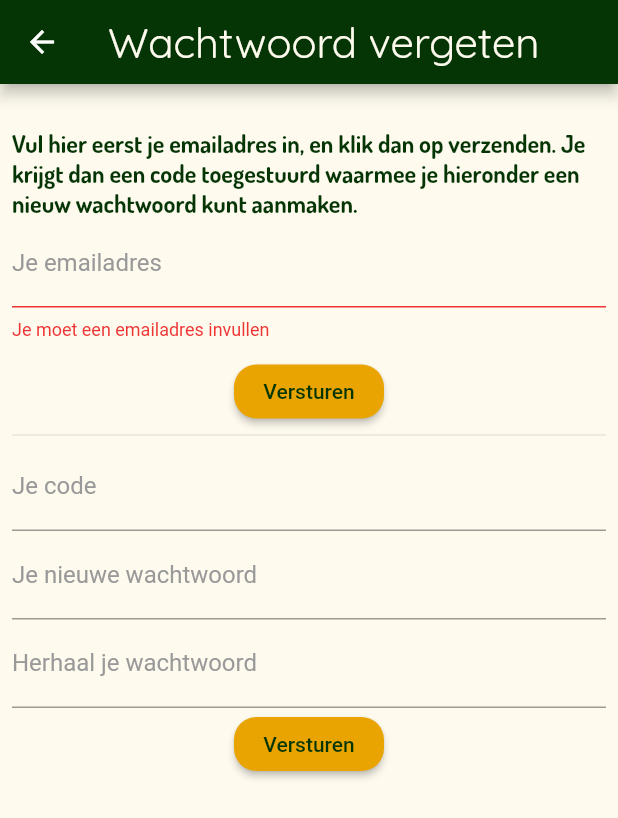
After one commit to gjbogaerts/roylen-flutter-client, a Flutter app: the AuthPasswordReset screen opened by its route, after a tap on "Versturen", on a phone screen of 412 x 824 dp. The commit adds this screen. Shown: the top 818 px of the screen. Run offline on Flutter 3.47's test engine with Material 2 defaults, Android fonts, the phone set to English and light mode, and no system bars; our stand-ins replace email_validator, image_picker, location, shared_preferences; accounts and stored records are empty; network calls fail.

Commit message:
Password reset routine complete

```diff
--- a/lib/main.dart
+++ b/lib/main.dart
@@ -14,6 +14,7 @@ import './screens/ad_create.dart';
 import './screens/info.dart';
 import './screens/messages.dart';
 import './screens/ad_user_list.dart';
+import './screens/auth_password_reset.dart';
 //theme
 import './utils/roylen_theme.dart';
 //providers
@@ -71,7 +72,8 @@ class Roylen extends StatelessWidget {
               AdUserList.routeName: (ctx) => AdUserList(),
               AdsSearch.routeName: (ctx) => AdsSearch(null),
               AdsFavorites.routeName: (ctx) => AdsFavorites(),
-              AdsFilters.routeName: (ctx) => AdsFilters(null)
+              AdsFilters.routeName: (ctx) => AdsFilters(null),
+              AuthPasswordReset.routeName: (ctx) => AuthPasswordReset(),
             },
           );
         },
--- /dev/null
+++ b/lib/screens/auth_password_reset.dart
@@ -0,0 +1,168 @@
+import 'package:flutter/material.dart';
+import 'package:provider/provider.dart';
+
+import '../providers/auth.dart';
+
+class AuthPasswordReset extends StatefulWidget {
+  static const routeName = '/auth_password_reset';
+
+  @override
+  _AuthPasswordResetState createState() => _AuthPasswordResetState();
+}
+
+class _AuthPasswordResetState extends State<AuthPasswordReset> {
+  final _formKey = GlobalKey<FormState>();
+  final _formKey2 = GlobalKey<FormState>();
+  String _email;
+  String _resetCode;
+  String _pw;
+  String _pw2;
+
+  void _showDialog(String title, String msg) {
+    showDialog(
+      context: context,
+      builder: (context) => AlertDialog(
+        title: Text(title),
+        content: Text(msg),
+        actions: <Widget>[
+          FlatButton(
+            child: Text('OK'),
+            onPressed: () {
+              Navigator.of(context).pop();
+            },
+          )
+        ],
+      ),
+    );
+  }
+
+  void _handleEmailSubmit() async {
+    if (!_formKey.currentState.validate()) {
+      return;
+    }
+    _formKey.currentState.save();
+    var _result =
+        await Provider.of<Auth>(context).startResetPasswordSequence(_email);
+    if (!_result) {
+      _showDialog('Mislukt', 'Excuus, er ging iets mis');
+    } else {
+      _showDialog('Gelukt',
+          'Je hebt een email gekregen met een code erin. Vul deze code hieronder in en maak een nieuw wachtwoord aan');
+    }
+  }
+
+  void _handlePasswordReset() async {
+    if (!_formKey2.currentState.validate()) {
+      return;
+    }
+    _formKey2.currentState.save();
+    var _result = await Provider.of<Auth>(context)
+        .finishResetPasswordSequence(_resetCode, _pw);
+    if (!_result) {
+      _showDialog('Mislukt', 'Excuus, er ging iets mis');
+    } else {
+      _showDialog('Gelukt', 'Je kunt nu inloggen met je nieuwe wachtwoord');
+    }
+  }
+
+  @override
+  Widget build(BuildContext context) {
+    return Scaffold(
+      appBar: AppBar(
+        title: Text('Wachtwoord vergeten'),
+      ),
+      body: SingleChildScrollView(
+          child: Padding(
+        padding: const EdgeInsets.fromLTRB(8, 30, 8, 20),
+        child: Column(
+          crossAxisAlignment: CrossAxisAlignment.start,
+          children: <Widget>[
+            Container(
+              child: Text(
+                'Vul hier eerst je emailadres in, en klik dan op verzenden. Je krijgt dan een code toegestuurd waarmee je hieronder een nieuw wachtwoord kunt aanmaken.',
+                style: Theme.of(context).textTheme.body2,
+              ),
+            ),
+            Form(
+              key: _formKey,
+              child: Column(
+                children: <Widget>[
+                  TextFormField(
+                    decoration: InputDecoration(labelText: 'Je emailadres'),
+                    keyboardType: TextInputType.emailAddress,
+                    validator: (val) =>
+                        val.isEmpty ? 'Je moet een emailadres invullen' : null,
+                    onSaved: (val) {
+                      _email = val;
+                    },
+                  ),
+                  SizedBox(height: 10),
+                  RaisedButton(
+                    child: Text('Versturen'),
+                    onPressed: _handleEmailSubmit,
+                    color: Theme.of(context).accentColor,
+                    textColor: Theme.of(context).primaryColor,
+                  )
+                ],
+              ),
+            ),
+            Divider(
+              height: 10,
+            ),
+            Form(
+              key: _formKey2,
+              child: Column(
+                children: <Widget>[
+                  TextFormField(
+                    decoration: InputDecoration(labelText: 'Je code'),
+                    validator: (val) =>
+                        val.isEmpty ? 'Je moet een code invullen' : null,
+                    onSaved: (val) {
+                      _resetCode = val;
+                    },
+                  ),
+                  TextFormField(
+                    decoration:
+                        InputDecoration(labelText: 'Je nieuwe wachtwoord'),
+                    validator: (val) =>
+                        val.isEmpty ? 'Je moet een wachtwoord invullen' : null,
+                    onChanged: (val) {
+                      setState(() {
+                        _pw = val;
+                      });
+                    },
+                    onSaved: (val) {
+                      _pw = val;
+                    },
+                  ),
+                  TextFormField(
+                    decoration:
+                        InputDecoration(labelText: 'Herhaal je wachtwoord'),
+                    validator: (val) {
+                      if (val.isEmpty) {
+                        return 'Je moet je wachtwoord nog een keer invullen';
+                      }
+                      if (val != _pw) {
+                        return 'De wachtwoorden zijn niet gelijk.';
+                      }
+                      return null;
+                    },
+                    onSaved: (val) {
+                      _pw2 = val;
+                    },
+                  ),
+                  RaisedButton(
+                    onPressed: _handlePasswordReset,
+                    child: Text('Versturen'),
+                    color: Theme.of(context).accentColor,
+                    textColor: Theme.of(context).primaryColor,
+                  ),
+                ],
+              ),
+            )
+          ],
+        ),
+      )),
+    );
+  }
+}
--- a/lib/widgets/app_drawer.dart
+++ b/lib/widgets/app_drawer.dart
@@ -69,8 +69,9 @@ class _AppDrawerState extends State<AppDrawer> {
                     Divider(),
                     ListTile(
                       leading: CircleAvatar(
-                        backgroundImage: NetworkImage(
-                            _user.avatar.startsWith('http')
+                        backgroundImage: _user.avatar == null
+                            ? AssetImage('assets/images/image9.jpeg')
+                            : NetworkImage(_user.avatar.startsWith('http')
                                 ? _user.avatar
                                 : '$baseUrl${_user.avatar}'),
                         radius: 15,
```
Also changed, not shown: lib/providers/auth.dart (+38 -0 lines), lib/screens/auth.dart (+13 -0 lines).
